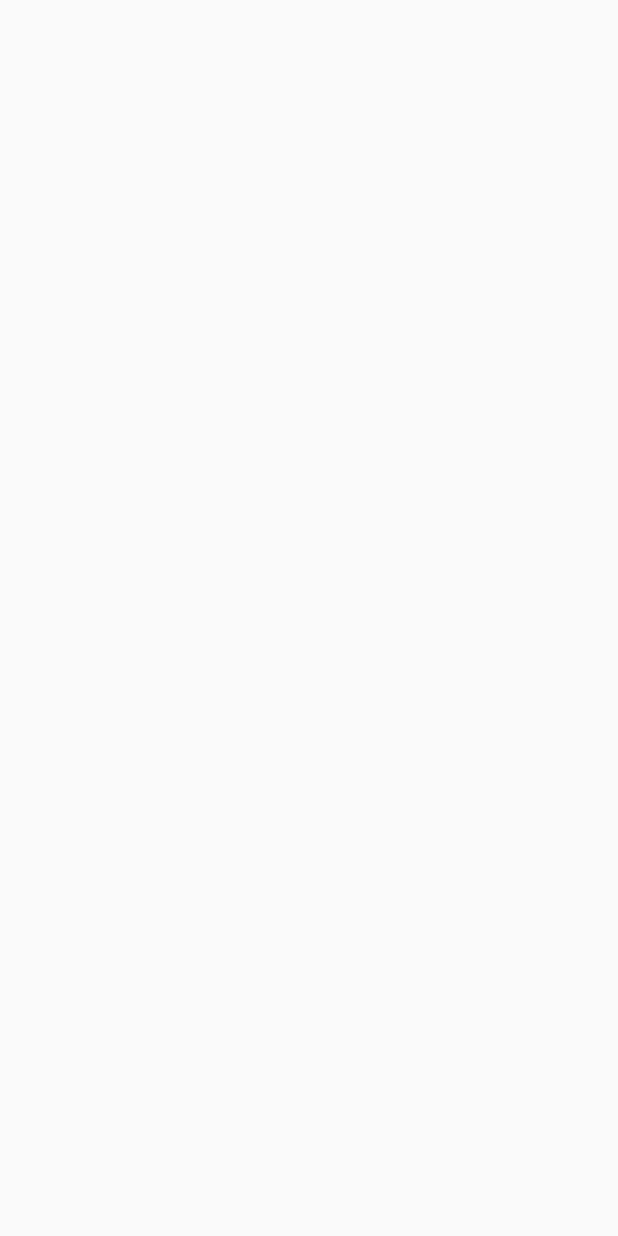
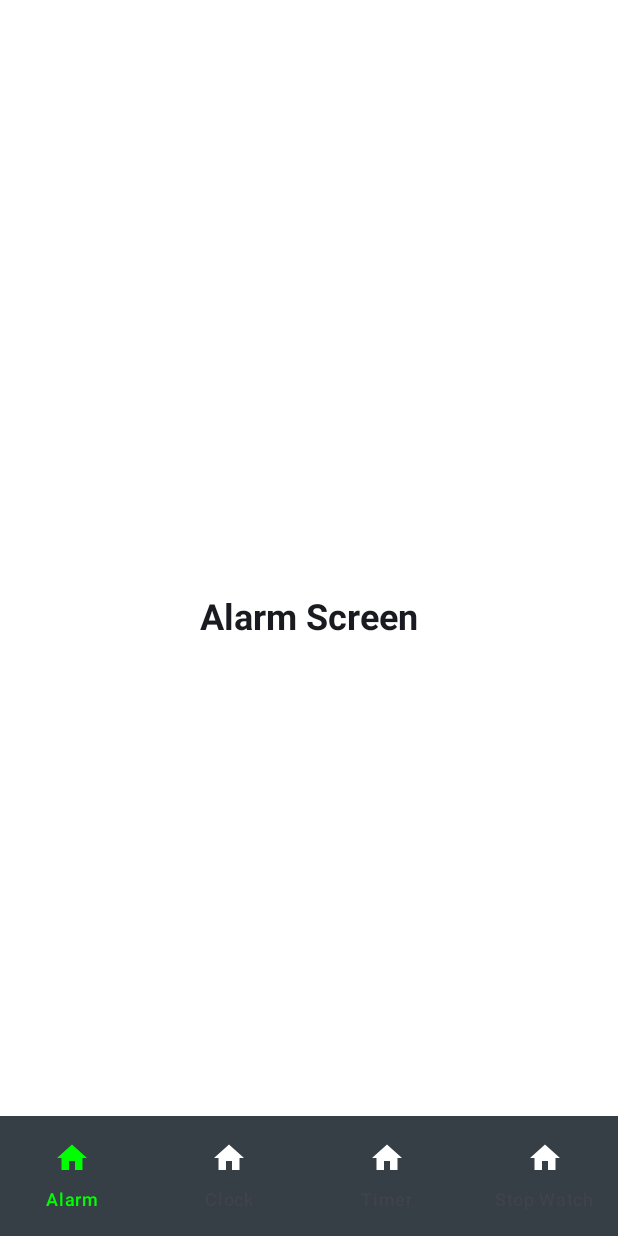
Before and after one commit to PriteshNikam/Clock, an Android app built with Jetpack Compose: the screen it shows after launch (MainActivity), on a phone screen of 412 x 824 dp. Before the commit the screen is empty. Run offline under Robolectric (Android 15) with nearby library versions, the phone set to English and light mode, and no system bars.

Commit message:
implement bottom navigation

```diff
--- a/app/src/main/java/com/developersphere/clock/presentation/MainActivity.kt
+++ b/app/src/main/java/com/developersphere/clock/presentation/MainActivity.kt
@@ -1,16 +1,9 @@
 package com.developersphere.clock.presentation
 
-import NavigationController
 import android.os.Bundle
 import androidx.activity.ComponentActivity
 import androidx.activity.compose.setContent
-import androidx.compose.foundation.layout.fillMaxSize
-import androidx.compose.material3.MaterialTheme
-import androidx.compose.material3.Surface
-import androidx.compose.material3.Text
-import androidx.compose.runtime.Composable
-import androidx.compose.ui.Modifier
-import androidx.compose.ui.tooling.preview.Preview
+import com.developersphere.clock.presentation.screens.HomeScreen
 import com.developersphere.clock.ui.theme.ClockTheme
 
 class MainActivity : ComponentActivity() {
@@ -18,24 +11,8 @@ class MainActivity : ComponentActivity() {
         super.onCreate(savedInstanceState)
         setContent {
             ClockTheme {
-                NavigationController()
+                HomeScreen()
             }
         }
     }
 }
-
-@Composable
-fun Greeting(name: String, modifier: Modifier = Modifier) {
-    Text(
-        text = "Hello $name!",
-        modifier = modifier
-    )
-}
-
-@Preview(showBackground = true)
-@Composable
-fun GreetingPreview() {
-    ClockTheme {
-        Greeting("Android")
-    }
-}
--- /dev/null
+++ b/app/src/main/java/com/developersphere/clock/presentation/common_compose/CommonBottomAppBar.kt
@@ -0,0 +1,62 @@
+package com.developersphere.clock.presentation.common_compose
+
+import androidx.compose.material3.Icon
+import androidx.compose.material3.NavigationBar
+import androidx.compose.material3.NavigationBarItem
+import androidx.compose.material3.NavigationBarItemDefaults
+import androidx.compose.material3.Text
+import androidx.compose.runtime.Composable
+import androidx.compose.runtime.getValue
+import androidx.compose.ui.graphics.Color
+import androidx.navigation.NavController
+import androidx.navigation.compose.currentBackStackEntryAsState
+import com.developersphere.clock.presentation.navigation.Screen
+
+
+@Composable
+fun CommonBottomAppBar(navController: NavController) {
+
+    val bottomNavigationRoutes = listOf(
+        Screen.Alarm,
+        Screen.Clock,
+        Screen.Timer,
+        Screen.StopWatch,
+        )
+
+    val navBackStackEntry by navController.currentBackStackEntryAsState()
+    val currentDestination = navBackStackEntry?.destination?.route
+
+    NavigationBar(containerColor = Color(0xff363E46)
+    ) {
+        bottomNavigationRoutes.forEach { screen ->
+            NavigationBarItem(
+                selected = currentDestination == screen.route,
+                onClick = {
+                    if(currentDestination != screen.route) {
+                        navController.navigate(screen.route) {
+                            popUpTo(navController.graph.startDestinationId) {
+                                saveState = true
+                            }
+                            launchSingleTop = true
+                            restoreState = true
+                        }
+                    }
+                },
+                icon = {
+                    Icon(
+                        imageVector = screen.icon,
+                        contentDescription = screen.route,
+                    )
+                },
+                alwaysShowLabel = true,
+                label = { Text(text = screen.route) },
+                colors = NavigationBarItemDefaults.colors(
+                    selectedIconColor = Color.Green,
+                    unselectedIconColor = Color.White,
+                    selectedTextColor = Color.Green,
+                    indicatorColor = Color.Transparent,
+                ),
+            )
+        }
+    }
+}
--- /dev/null
+++ b/app/src/main/java/com/developersphere/clock/presentation/navigation/AppNavigation.kt
@@ -0,0 +1,40 @@
+package com.developersphere.clock.presentation.navigation
+
+import androidx.compose.material.icons.Icons
+import androidx.compose.material.icons.filled.Home
+import androidx.compose.runtime.Composable
+import androidx.compose.ui.graphics.vector.ImageVector
+import androidx.navigation.NavHostController
+import androidx.navigation.compose.NavHost
+import androidx.navigation.compose.composable
+import com.developersphere.clock.presentation.screens.AlarmScreen
+import com.developersphere.clock.presentation.screens.ClockScreen
+import com.developersphere.clock.presentation.screens.StopWatchScreen
+import com.developersphere.clock.presentation.screens.TimerScreen
+import kotlinx.serialization.Contextual
+import kotlinx.serialization.Serializable
+
+@Composable
+fun AppNavigation(navigationController: NavHostController) {
+    NavHost(navController = navigationController, startDestination = Screen.Alarm.route) {
+        composable(Screen.Alarm.route) { AlarmScreen() }
+        composable(Screen.Clock.route) { ClockScreen() }
+        composable(Screen.Timer.route) { TimerScreen() }
+        composable(Screen.StopWatch.route) { StopWatchScreen() }
+    }
+}
+
+@Serializable
+sealed class Screen(val route: String, val icon:@Contextual ImageVector) {
+    @Serializable
+    data object Alarm : Screen(route = "Alarm",icon  = Icons.Default.Home)
+
+    @Serializable
+    data object Clock : Screen(route = "Clock",icon  = Icons.Default.Home)
+
+    @Serializable
+    data object StopWatch : Screen(route = "Stop Watch",icon  = Icons.Default.Home)
+
+    @Serializable
+    data object Timer : Screen(route = "Timer",icon  = Icons.Default.Home)
+}
--- a/app/src/main/java/com/developersphere/clock/presentation/navigation/NavigationController.kt
+++ /dev/null
@@ -1,24 +0,0 @@
-import androidx.compose.runtime.Composable
-import androidx.navigation.compose.NavHost
-import androidx.navigation.compose.composable
-import androidx.navigation.compose.rememberNavController
-import kotlinx.serialization.Serializable
-
-@Composable
-fun NavigationController(){
-    val navigationController = rememberNavController()
-
-    NavHost(navController = navigationController,  startDestination = Screen.Home){
-        composable<Screen.Home>{ Screen.Home }
-        composable<Screen.Screen1> { Screen.Screen1  }
-    }
-}
-
-sealed class Screen{
-
-    @Serializable
-    data object Home: Screen()
-
-    @Serializable
-    data object Screen1: Screen()
-}
--- /dev/null
+++ b/app/src/main/java/com/developersphere/clock/presentation/screens/AlarmScreen.kt
@@ -0,0 +1,25 @@
+package com.developersphere.clock.presentation.screens
+
+import androidx.compose.foundation.background
+import androidx.compose.foundation.layout.Box
+import androidx.compose.foundation.layout.fillMaxSize
+import androidx.compose.material3.Text
+import androidx.compose.runtime.Composable
+import androidx.compose.ui.Alignment
+import androidx.compose.ui.Modifier
+import androidx.compose.ui.graphics.Color
+import androidx.compose.ui.text.TextStyle
+import androidx.compose.ui.text.font.FontWeight
+import androidx.compose.ui.unit.sp
+
+@Composable
+fun AlarmScreen() {
+    Box(
+        contentAlignment = Alignment.Center,
+        modifier = Modifier
+            .fillMaxSize()
+            .background(color = Color.White),
+    ){
+        Text("Alarm Screen", style = TextStyle(fontSize = 24.sp, fontWeight = FontWeight.Bold))
+    }
+}
--- a/app/src/main/java/com/developersphere/clock/presentation/screens/HomeScreen.kt
+++ b/app/src/main/java/com/developersphere/clock/presentation/screens/HomeScreen.kt
@@ -1,13 +1,19 @@
 package com.developersphere.clock.presentation.screens
 
-import androidx.compose.foundation.background
-import androidx.compose.foundation.layout.Box
 import androidx.compose.foundation.layout.fillMaxSize
+import com.developersphere.clock.presentation.common_compose.CommonBottomAppBar
+import androidx.compose.material3.Scaffold
 import androidx.compose.runtime.Composable
-import androidx.compose.ui.Modifier
-import androidx.compose.ui.graphics.Color
+import androidx.navigation.compose.rememberNavController
+import com.developersphere.clock.presentation.navigation.AppNavigation
+import java.lang.reflect.Modifier
 
 @Composable
 fun HomeScreen(){
-    Box(modifier = Modifier.fillMaxSize().background(color = Color.Red)){}
+    val navController = rememberNavController()
+    Scaffold(
+        bottomBar = { CommonBottomAppBar(navController) }
+    ){
+        AppNavigation(navController)
+    }
 }
--- a/app/src/main/java/com/developersphere/clock/ui/theme/Color.kt
+++ b/app/src/main/java/com/developersphere/clock/ui/theme/Color.kt
@@ -9,3 +9,7 @@ val Pink80 = Color(0xFFEFB8C8)
 val Purple40 = Color(0xFF6650a4)
 val PurpleGrey40 = Color(0xFF625b71)
 val Pink40 = Color(0xFF7D5260)
+
+// clock app color
+val BackGroundColor = Color(0xFF363E46)
+val BottomAppBarBackgroundColor = Color(0xFF363E46)
--- a/app/src/main/java/com/developersphere/clock/ui/theme/Theme.kt
+++ b/app/src/main/java/com/developersphere/clock/ui/theme/Theme.kt
@@ -16,15 +16,15 @@ import androidx.compose.ui.platform.LocalView
 import androidx.core.view.WindowCompat
 
 private val DarkColorScheme = darkColorScheme(
-    primary = Purple80,
-    secondary = PurpleGrey80,
+    primary = BackGroundColor,
+    secondary = BottomAppBarBackgroundColor,
     tertiary = Pink80
 )
 
 private val LightColorScheme = lightColorScheme(
-    primary = Purple40,
-    secondary = PurpleGrey40,
-    tertiary = Pink40
+    primary = BackGroundColor,
+    secondary = BottomAppBarBackgroundColor,
+    tertiary = Pink40,
 
     /* Other default colors to override
     background = Color(0xFFFFFBFE),
```
Also changed, not shown: app/src/main/java/com/developersphere/clock/presentation/screens/ClockScreen.kt (added, +25 -0 lines), app/src/main/java/com/developersphere/clock/presentation/screens/Screen1.kt (deleted, +0 -13 lines), app/src/main/java/com/developersphere/clock/presentation/screens/StopWatchScreen.kt.kt (added, +25 -0 lines), app/src/main/java/com/developersphere/clock/presentation/screens/TimerScreen.kt (added, +26 -0 lines), app/src/main/java/com/developersphere/clock/presentation/common_compose/CommonCompose.kt (deleted).
